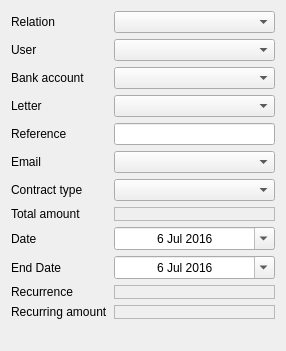
Qt form MyQtness/ui/contract_form.ui (MazeFX/pat) before a commit.
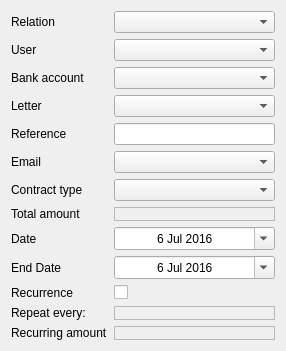
The same form after that commit. Custom widgets are drawn as their Qt base class.

Commit message: created layout for MyRecurrenceBox. Adjusted form layout width for contractform.

Diff of the .ui file:
```diff
--- a/MyQtness/ui/contract_form.ui
+++ b/MyQtness/ui/contract_form.ui
@@ -204,8 +204,15 @@
      </property>
     </widget>
    </item>
-   <item row="10" column="1">
-    <widget class="MyRecurrenceBox" name="recurrenceBox">
+   <item row="12" column="0">
+    <widget class="QLabel" name="recurAmountLabel">
+     <property name="text">
+      <string>Recurring amount</string>
+     </property>
+    </widget>
+   </item>
+   <item row="12" column="1">
+    <widget class="MyCurrencyBox" name="recurAmountCurrencyEdit">
      <property name="frameShape">
       <enum>QFrame::StyledPanel</enum>
      </property>
@@ -214,15 +221,22 @@
      </property>
     </widget>
    </item>
+   <item row="10" column="1">
+    <widget class="QCheckBox" name="recurrenceCheckBox">
+     <property name="text">
+      <string/>
+     </property>
+    </widget>
+   </item>
    <item row="11" column="0">
-    <widget class="QLabel" name="recurAmountLabel">
+    <widget class="QLabel" name="repeatLabel">
      <property name="text">
-      <string>Recurring amount</string>
+      <string>Repeat every:</string>
      </property>
     </widget>
    </item>
    <item row="11" column="1">
-    <widget class="MyCurrencyBox" name="recurAmountCurrencyEdit">
+    <widget class="MyRecurrenceBox" name="recurrenceBox">
      <property name="frameShape">
       <enum>QFrame::StyledPanel</enum>
      </property>
```
The commit also changes 6 other files.
